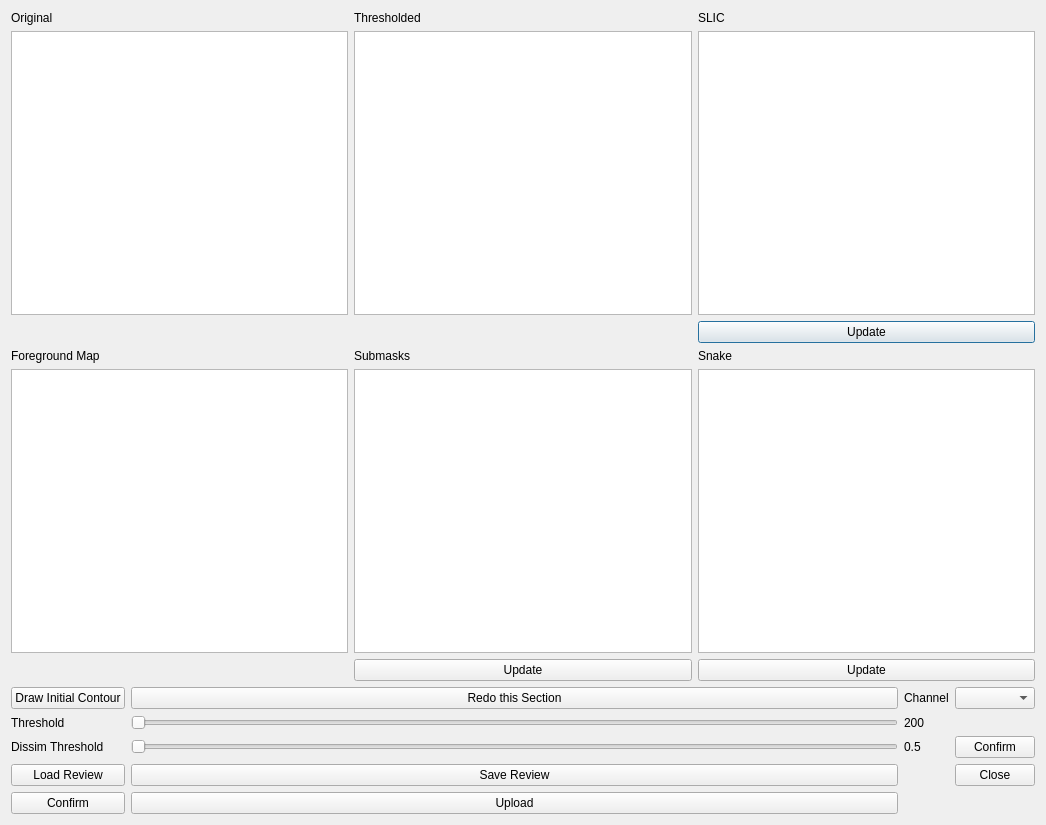
This is gui/MaskEditingGui3.ui in mistycheney/MouseBrainAtlas as Qt 5 draws it before an edit. The edited form follows.
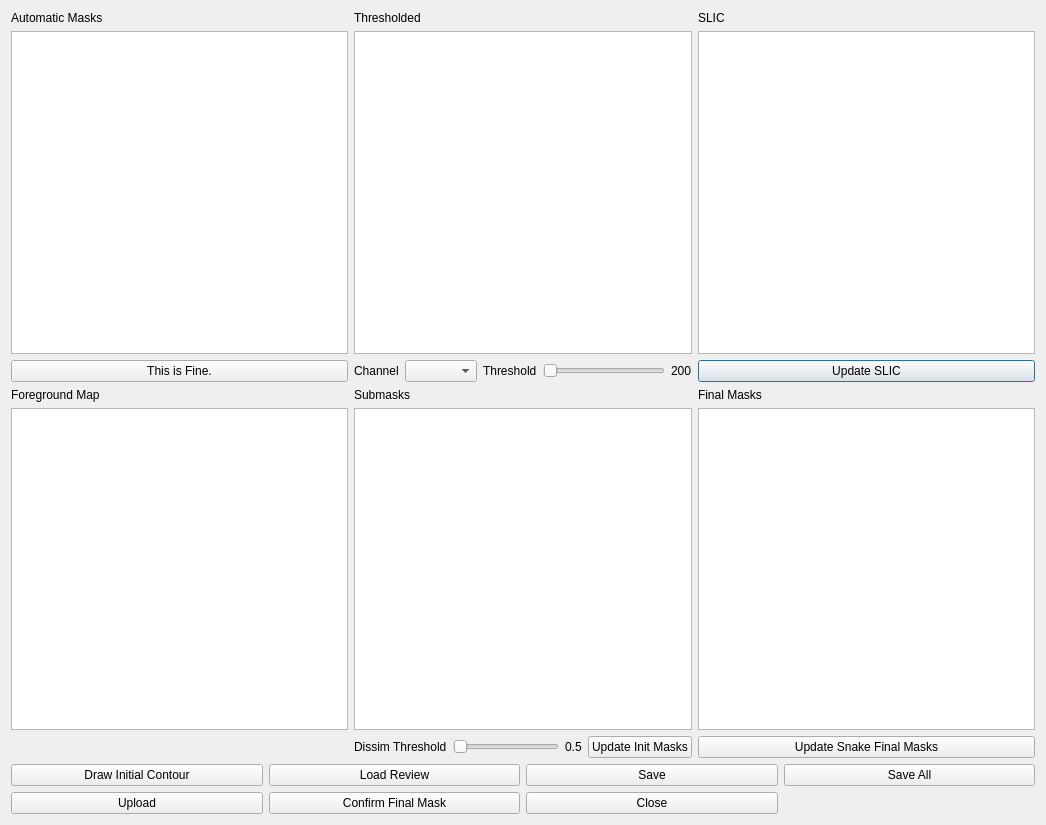
This is the edited form.

```diff
--- a/gui/MaskEditingGui3.ui
+++ b/gui/MaskEditingGui3.ui
@@ -16,17 +16,53 @@
   <layout class="QVBoxLayout" name="verticalLayout">
    <item>
     <layout class="QGridLayout" name="gridLayout_2">
-     <item row="2" column="2">
+     <item row="6" column="0">
+      <widget class="QGraphicsView" name="gview_dissimmap"/>
+     </item>
+     <item row="1" column="2">
+      <widget class="QGraphicsView" name="gview_slic">
+       <property name="maximumSize">
+        <size>
+         <width>500</width>
+         <height>500</height>
+        </size>
+       </property>
+      </widget>
+     </item>
+     <item row="1" column="0">
+      <widget class="QGraphicsView" name="gview_final_masks_auto">
+       <property name="maximumSize">
+        <size>
+         <width>500</width>
+         <height>500</height>
+        </size>
+       </property>
+      </widget>
+     </item>
+     <item row="6" column="1">
+      <widget class="QGraphicsView" name="gview_submasks"/>
+     </item>
+     <item row="1" column="1">
+      <widget class="QGraphicsView" name="gview_thresholded">
+       <property name="maximumSize">
+        <size>
+         <width>500</width>
+         <height>500</height>
+        </size>
+       </property>
+      </widget>
+     </item>
+     <item row="4" column="2">
       <widget class="QPushButton" name="button_slic">
        <property name="text">
-        <string>Update</string>
+        <string>Update SLIC</string>
        </property>
       </widget>
      </item>
      <item row="0" column="0">
       <widget class="QLabel" name="label_3">
        <property name="text">
-        <string>Original</string>
+        <string>Automatic Masks</string>
        </property>
       </widget>
      </item>
@@ -37,50 +73,35 @@
        </property>
       </widget>
      </item>
+     <item row="9" column="2">
+      <layout class="QHBoxLayout" name="horizontalLayout">
+       <item>
+        <widget class="QPushButton" name="button_snake">
+         <property name="text">
+          <string>Update Snake Final Masks</string>
+         </property>
+        </widget>
+       </item>
+      </layout>
+     </item>
      <item row="4" column="0">
-      <widget class="QGraphicsView" name="gview_dissimmap"/>
-     </item>
-     <item row="1" column="2">
-      <widget class="QGraphicsView" name="gview_slic">
-       <property name="maximumSize">
-        <size>
-         <width>500</width>
-         <height>500</height>
-        </size>
+      <widget class="QPushButton" name="button_toggle_accept_auto">
+       <property name="text">
+        <string>This is Fine.</string>
        </property>
       </widget>
      </item>
-     <item row="1" column="1">
-      <widget class="QGraphicsView" name="gview_thresholded">
-       <property name="maximumSize">
-        <size>
-         <width>500</width>
-         <height>500</height>
-        </size>
-       </property>
-      </widget>
-     </item>
-     <item row="4" column="1">
-      <widget class="QGraphicsView" name="gview_submasks"/>
-     </item>
-     <item row="1" column="0">
-      <widget class="QGraphicsView" name="gview_finalMask">
-       <property name="maximumSize">
-        <size>
-         <width>500</width>
-         <height>500</height>
-        </size>
-       </property>
-      </widget>
-     </item>
-     <item row="3" column="0">
+     <item row="5" column="0">
       <widget class="QLabel" name="label_6">
        <property name="text">
         <string>Foreground Map</string>
        </property>
       </widget>
      </item>
-     <item row="3" column="1">
+     <item row="6" column="2">
+      <widget class="QGraphicsView" name="gview_final_masks_user"/>
+     </item>
+     <item row="5" column="1">
       <widget class="QLabel" name="label_7">
        <property name="text">
         <string>Submasks</string>
@@ -94,62 +115,84 @@
        </property>
       </widget>
      </item>
-     <item row="4" column="2">
-      <widget class="QGraphicsView" name="gview_snake"/>
-     </item>
-     <item row="5" column="1">
-      <widget class="QPushButton" name="button_submasks">
-       <property name="text">
-        <string>Update</string>
-       </property>
-      </widget>
-     </item>
-     <item row="3" column="2">
-      <widget class="QLabel" name="label_9">
-       <property name="text">
-        <string>Snake</string>
-       </property>
-      </widget>
-     </item>
      <item row="5" column="2">
-      <widget class="QPushButton" name="button_snake">
+      <widget class="QLabel" name="label_9">
        <property name="text">
-        <string>Update</string>
+        <string>Final Masks</string>
        </property>
       </widget>
      </item>
+     <item row="9" column="1">
+      <layout class="QHBoxLayout" name="horizontalLayout_3">
+       <item>
+        <widget class="QLabel" name="label_8">
+         <property name="text">
+          <string>Dissim Threshold</string>
+         </property>
+        </widget>
+       </item>
+       <item>
+        <widget class="QSlider" name="slider_dissimThresh">
+         <property name="orientation">
+          <enum>Qt::Horizontal</enum>
+         </property>
+        </widget>
+       </item>
+       <item>
+        <widget class="QLabel" name="label_dissimThresh">
+         <property name="text">
+          <string>0.5</string>
+         </property>
+        </widget>
+       </item>
+       <item>
+        <widget class="QPushButton" name="button_submasks">
+         <property name="text">
+          <string>Update Init Masks</string>
+         </property>
+        </widget>
+       </item>
+      </layout>
+     </item>
+     <item row="4" column="1">
+      <layout class="QGridLayout" name="gridLayout_4">
+       <item row="0" column="4">
+        <widget class="QLabel" name="label_threshold">
+         <property name="text">
+          <string>200</string>
+         </property>
+        </widget>
+       </item>
+       <item row="0" column="1">
+        <widget class="QComboBox" name="comboBox_channel"/>
+       </item>
+       <item row="0" column="0">
+        <widget class="QLabel" name="label_2">
+         <property name="text">
+          <string>Channel</string>
+         </property>
+        </widget>
+       </item>
+       <item row="0" column="3">
+        <widget class="QSlider" name="slider_threshold">
+         <property name="orientation">
+          <enum>Qt::Horizontal</enum>
+         </property>
+        </widget>
+       </item>
+       <item row="0" column="2">
+        <widget class="QLabel" name="label">
+         <property name="text">
+          <string>Threshold</string>
+         </property>
+        </widget>
+       </item>
+      </layout>
+     </item>
     </layout>
    </item>
    <item>
     <layout class="QGridLayout" name="gridLayout">
-     <item row="0" column="2">
-      <widget class="QPushButton" name="button_redoThisSection">
-       <property name="text">
-        <string>Redo this Section</string>
-       </property>
-      </widget>
-     </item>
-     <item row="4" column="0">
-      <widget class="QPushButton" name="button_confirmMasks">
-       <property name="text">
-        <string>Confirm</string>
-       </property>
-      </widget>
-     </item>
-     <item row="3" column="2">
-      <widget class="QPushButton" name="button_saveReview">
-       <property name="text">
-        <string>Save Review</string>
-       </property>
-      </widget>
-     </item>
-     <item row="4" column="2">
-      <widget class="QPushButton" name="button_uploadMasks">
-       <property name="text">
-        <string>Upload</string>
-       </property>
-      </widget>
-     </item>
      <item row="0" column="0">
       <widget class="QPushButton" name="button_drawInitContour">
        <property name="text">
@@ -157,76 +200,45 @@
        </property>
       </widget>
      </item>
-     <item row="3" column="0">
+     <item row="2" column="0">
+      <widget class="QPushButton" name="button_uploadMasks">
+       <property name="text">
+        <string>Upload</string>
+       </property>
+      </widget>
+     </item>
+     <item row="0" column="2">
       <widget class="QPushButton" name="button_loadReview">
        <property name="text">
         <string>Load Review</string>
        </property>
       </widget>
      </item>
-     <item row="3" column="4">
+     <item row="2" column="4">
       <widget class="QPushButton" name="button_closeMaskGui">
        <property name="text">
         <string>Close</string>
        </property>
       </widget>
      </item>
-     <item row="0" column="3">
-      <widget class="QLabel" name="label_2">
+     <item row="2" column="2">
+      <widget class="QPushButton" name="button_confirmFinalMask">
        <property name="text">
-        <string>Channel</string>
+        <string>Confirm Final Mask</string>
        </property>
       </widget>
      </item>
      <item row="0" column="4">
-      <widget class="QComboBox" name="comboBox_channel"/>
-     </item>
-     <item row="1" column="3">
-      <widget class="QLabel" name="label_threshold">
+      <widget class="QPushButton" name="button_save">
        <property name="text">
-        <string>200</string>
+        <string>Save</string>
        </property>
       </widget>
      </item>
-     <item row="1" column="2">
-      <widget class="QSlider" name="slider_threshold">
-       <property name="orientation">
-        <enum>Qt::Horizontal</enum>
-       </property>
-      </widget>
-     </item>
-     <item row="1" column="0">
-      <widget class="QLabel" name="label">
+     <item row="0" column="5">
+      <widget class="QPushButton" name="button_saveAll">
        <property name="text">
-        <string>Threshold</string>
-       </property>
-      </widget>
-     </item>
-     <item row="2" column="2">
-      <widget class="QSlider" name="slider_dissimThresh">
-       <property name="orientation">
-        <enum>Qt::Horizontal</enum>
-       </property>
-      </widget>
-     </item>
-     <item row="2" column="0">
-      <widget class="QLabel" name="label_8">
-       <property name="text">
-        <string>Dissim Threshold</string>
-       </property>
-      </widget>
-     </item>
-     <item row="2" column="3">
-      <widget class="QLabel" name="label_dissimThresh">
-       <property name="text">
-        <string>0.5</string>
-       </property>
-      </widget>
-     </item>
-     <item row="2" column="4">
-      <widget class="QPushButton" name="button_confirmDissimThresh">
-       <property name="text">
-        <string>Confirm</string>
+        <string>Save All</string>
        </property>
       </widget>
      </item>
```
